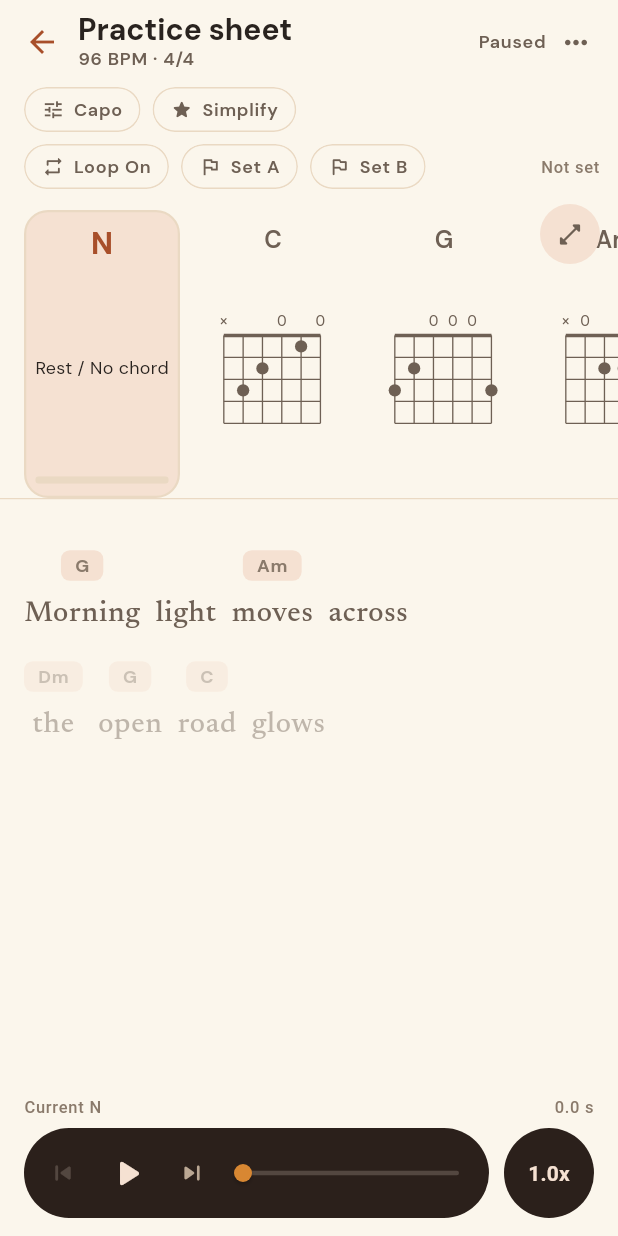
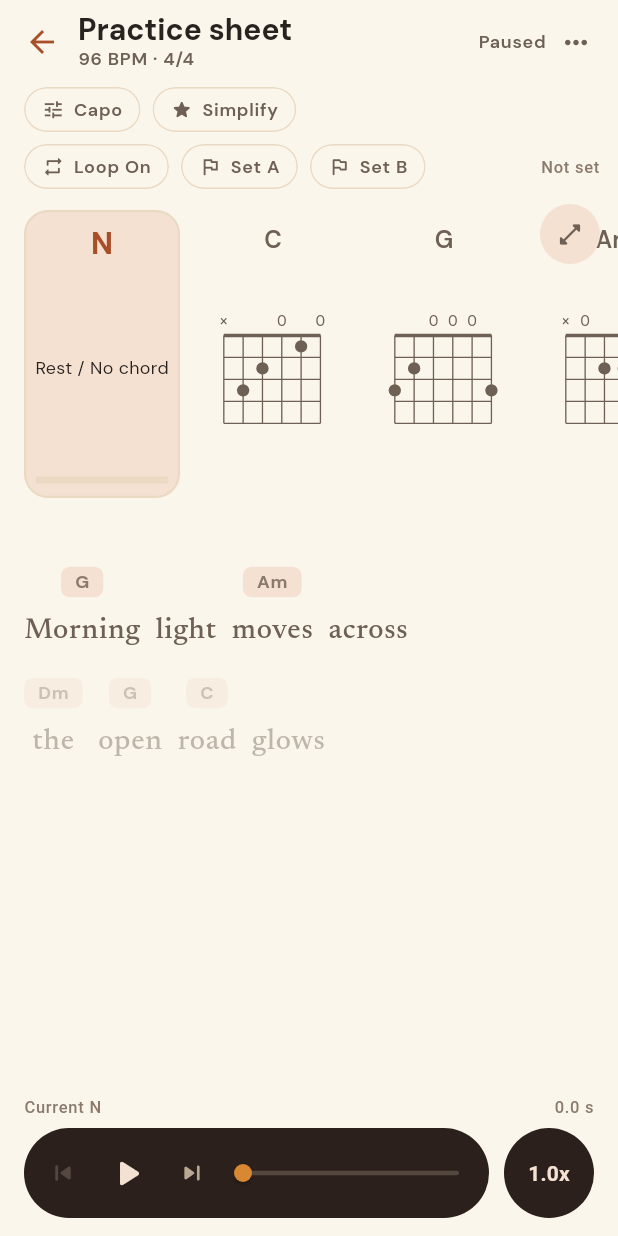
Before and after one commit to reeehaan/chordsync, a Flutter app: the PracticeScreen screen opened directly, on a phone screen of 412 x 824 dp. Run offline on Flutter 3.47's test engine with Material 3 defaults, Android fonts, the phone set to English and light mode, and no system bars; our stand-ins replace dio, flutter_svg, just_audio; missing offline and left inert: file_selector; project files that could hold a hidden picture were left out.

Commit message:
style(mobile): remove the rule between chords and lyrics

```diff
--- a/mobile/lib/features/practice_timeline/presentation/practice_screen.dart
+++ b/mobile/lib/features/practice_timeline/presentation/practice_screen.dart
@@ -272,7 +272,8 @@ class _PracticeScreenState extends State<PracticeScreen> {
               chordStart: state.currentChordStart,
               showAllChords: isBeforePlayback,
             ),
-          const Divider(height: 1, thickness: 1),
+          // No rule between the chords and the lyrics, just a little air.
+          const SizedBox(height: 12),
           Expanded(
             child: Container(
               key: const ValueKey('lyricsSection'),
```
